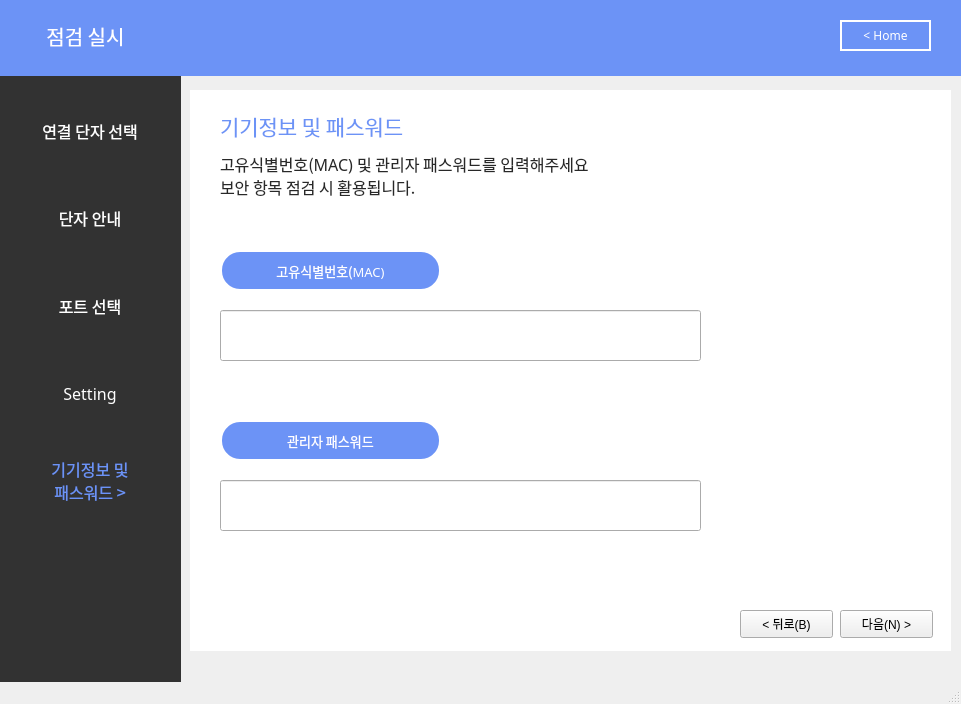
Above: step5.ui from skyun333/wallpad before the change. Below: the same form after it.
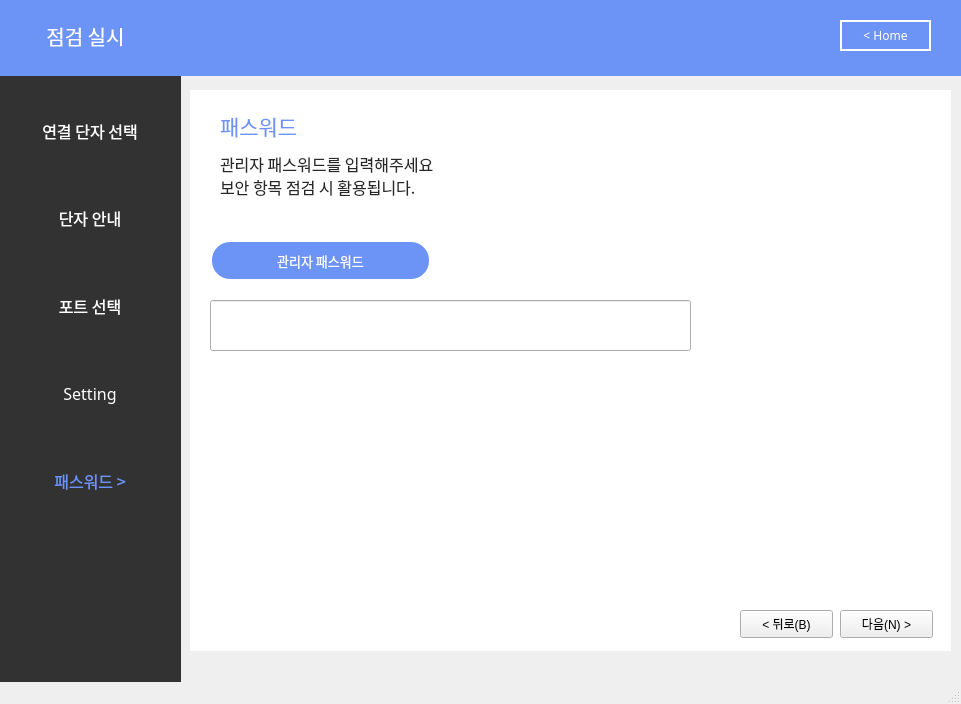
That is the form after the change.

The edit to the form file:
```diff
--- a/step5.ui
+++ b/step5.ui
@@ -204,7 +204,7 @@
      <string notr="true">color:rgb(108,147,246)</string>
     </property>
     <property name="text">
-     <string>기기정보 및 패스워드</string>
+     <string>패스워드</string>
     </property>
     <property name="alignment">
      <set>Qt::AlignLeading|Qt::AlignLeft|Qt::AlignVCenter</set>
@@ -232,7 +232,7 @@
      <string notr="true">color:rgb(40,40,40)</string>
     </property>
     <property name="text">
-     <string>고유식별번호(MAC) 및 관리자 패스워드를 입력해주세요
+     <string>관리자 패스워드를 입력해주세요
 보안 항목 점검 시 활용됩니다.</string>
     </property>
     <property name="alignment">
@@ -380,8 +380,7 @@
         <string notr="true">color:rgb(108, 147, 246)</string>
        </property>
        <property name="text">
-        <string>기기정보 및
-패스워드 &gt;</string>
+        <string>패스워드 &gt;</string>
        </property>
        <property name="alignment">
         <set>Qt::AlignCenter</set>
@@ -390,68 +389,11 @@
      </item>
     </layout>
    </widget>
-   <widget class="QLineEdit" name="lineEdit">
-    <property name="geometry">
-     <rect>
-      <x>220</x>
-      <y>310</y>
-      <width>481</width>
-      <height>51</height>
-     </rect>
-    </property>
-    <property name="font">
-     <font>
-      <pointsize>15</pointsize>
-     </font>
-    </property>
-   </widget>
-   <widget class="QPushButton" name="pushButton_8">
-    <property name="geometry">
-     <rect>
-      <x>220</x>
-      <y>250</y>
-      <width>221</width>
-      <height>41</height>
-     </rect>
-    </property>
-    <property name="font">
-     <font>
-      <family>AppleSDGothicNeoM00</family>
-      <pointsize>10</pointsize>
-      <weight>50</weight>
-      <bold>false</bold>
-     </font>
-    </property>
-    <property name="cursor">
-     <cursorShape>PointingHandCursor</cursorShape>
-    </property>
-    <property name="autoFillBackground">
-     <bool>false</bool>
-    </property>
-    <property name="styleSheet">
-     <string notr="true">background-color : rgb(108, 147, 246);
-color : rgb(255,255,255);
-border: 2px solid rgb(255,255,255);
-border-radius:20px</string>
-    </property>
-    <property name="text">
-     <string>고유식별번호(MAC)</string>
-    </property>
-    <property name="autoDefault">
-     <bool>false</bool>
-    </property>
-    <property name="default">
-     <bool>false</bool>
-    </property>
-    <property name="flat">
-     <bool>false</bool>
-    </property>
-   </widget>
    <widget class="QPushButton" name="pushButton_9">
     <property name="geometry">
      <rect>
-      <x>220</x>
-      <y>420</y>
+      <x>210</x>
+      <y>240</y>
       <width>221</width>
       <height>41</height>
      </rect>
@@ -492,8 +434,8 @@
    <widget class="QLineEdit" name="lineEdit_2">
     <property name="geometry">
      <rect>
-      <x>220</x>
-      <y>480</y>
+      <x>210</x>
+      <y>300</y>
       <width>481</width>
       <height>51</height>
      </rect>
```
Left out of the diff: 2 changed lines with no effect on the pictures.
